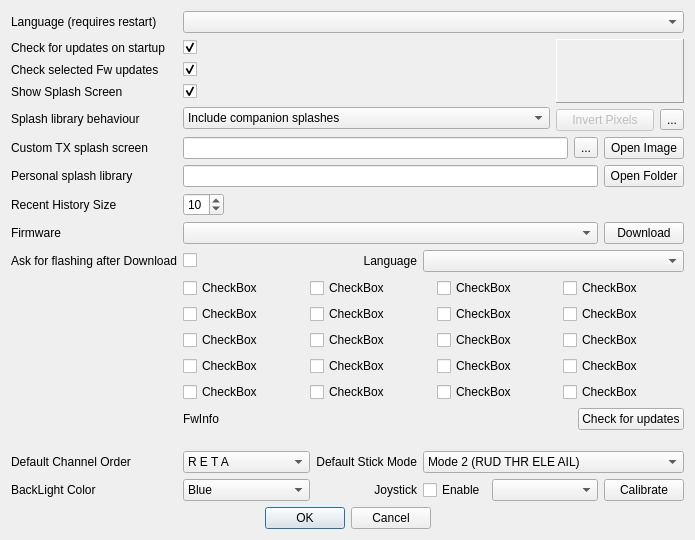
roberto1903/companion9x, file src/preferencesdialog.ui: the form before one commit.
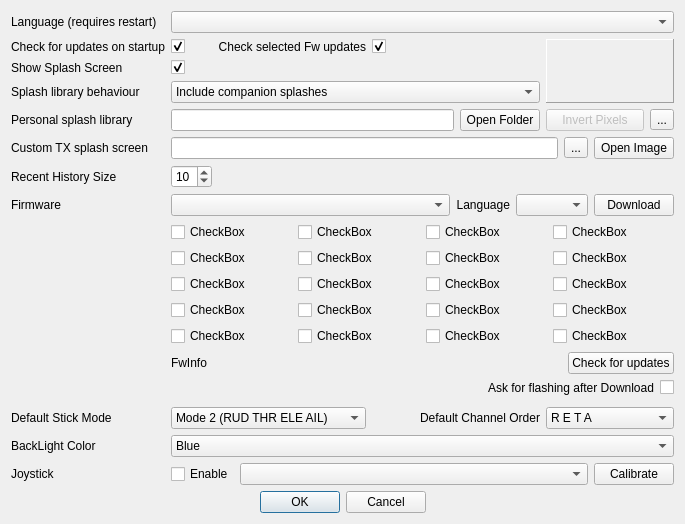
The form after the commit. Icons and pictures are not drawn.

Commit message: Support for ersky9x SPLASH Markers, small fix in preferences dialog

```diff
--- a/src/preferencesdialog.ui
+++ b/src/preferencesdialog.ui
@@ -6,19 +6,19 @@
    <rect>
     <x>0</x>
     <y>0</y>
-    <width>695</width>
-    <height>538</height>
+    <width>685</width>
+    <height>524</height>
    </rect>
   </property>
   <property name="sizePolicy">
-   <sizepolicy hsizetype="Minimum" vsizetype="MinimumExpanding">
+   <sizepolicy hsizetype="MinimumExpanding" vsizetype="Preferred">
     <horstretch>0</horstretch>
     <verstretch>0</verstretch>
    </sizepolicy>
   </property>
   <property name="minimumSize">
    <size>
-    <width>600</width>
+    <width>685</width>
     <height>0</height>
    </size>
   </property>
@@ -29,30 +29,69 @@
    <iconset resource="companion9x.qrc">
     <normaloff>:/images/preferences.png</normaloff>:/images/preferences.png</iconset>
   </property>
-  <layout class="QGridLayout" name="gridLayout_4" columnstretch="0,1,0,1,0">
-   <item row="6" column="1" colspan="4">
-    <layout class="QGridLayout" name="gridLayout_2">
-     <item row="0" column="0">
-      <widget class="QLineEdit" name="libraryPath">
-       <property name="enabled">
-        <bool>true</bool>
+  <layout class="QGridLayout" name="gridLayout_4" columnstretch="0,0,0,1,0">
+   <property name="sizeConstraint">
+    <enum>QLayout::SetMinimumSize</enum>
+   </property>
+   <item row="11" column="1" colspan="4">
+    <layout class="QHBoxLayout" name="horizontalLayout_5">
+     <item>
+      <widget class="QLabel" name="FwInfo">
+       <property name="sizePolicy">
+        <sizepolicy hsizetype="Expanding" vsizetype="Preferred">
+         <horstretch>0</horstretch>
+         <verstretch>0</verstretch>
+        </sizepolicy>
        </property>
-       <property name="readOnly">
-        <bool>true</bool>
+       <property name="text">
+        <string>FwInfo</string>
        </property>
       </widget>
      </item>
-     <item row="0" column="1">
-      <widget class="QPushButton" name="libraryPathButton">
+     <item>
+      <widget class="QPushButton" name="checkFWUpdates">
        <property name="text">
-        <string>Open Folder</string>
+        <string>Check for updates</string>
        </property>
       </widget>
      </item>
     </layout>
    </item>
-   <item row="2" column="1">
-    <widget class="QCheckBox" name="startupCheck_fw">
+   <item row="14" column="0" colspan="5">
+    <spacer name="verticalSpacer">
+     <property name="orientation">
+      <enum>Qt::Vertical</enum>
+     </property>
+     <property name="sizeHint" stdset="0">
+      <size>
+       <width>20</width>
+       <height>40</height>
+      </size>
+     </property>
+    </spacer>
+   </item>
+   <item row="15" column="3">
+    <widget class="QLabel" name="label_13">
+     <property name="text">
+      <string>Default Channel Order</string>
+     </property>
+     <property name="alignment">
+      <set>Qt::AlignRight|Qt::AlignTrailing|Qt::AlignVCenter</set>
+     </property>
+    </widget>
+   </item>
+   <item row="1" column="2">
+    <widget class="QLabel" name="label_7">
+     <property name="text">
+      <string>Check selected Fw updates</string>
+     </property>
+     <property name="alignment">
+      <set>Qt::AlignRight|Qt::AlignTrailing|Qt::AlignVCenter</set>
+     </property>
+    </widget>
+   </item>
+   <item row="1" column="1">
+    <widget class="QCheckBox" name="startupCheck_companion9x">
      <property name="text">
       <string/>
      </property>
@@ -61,14 +100,10 @@
      </property>
     </widget>
    </item>
-   <item row="9" column="1">
-    <widget class="QCheckBox" name="burnFirmware">
-     <property name="text">
-      <string/>
-     </property>
-    </widget>
+   <item row="0" column="1" colspan="4">
+    <widget class="QComboBox" name="locale_QB"/>
    </item>
-   <item row="4" column="1" colspan="3">
+   <item row="3" column="1" colspan="3">
     <widget class="QComboBox" name="splashincludeCB">
      <property name="sizePolicy">
       <sizepolicy hsizetype="MinimumExpanding" vsizetype="Fixed">
@@ -88,6 +123,347 @@
      </item>
     </widget>
    </item>
+   <item row="15" column="4">
+    <widget class="QComboBox" name="channelorderCB">
+     <property name="sizePolicy">
+      <sizepolicy hsizetype="MinimumExpanding" vsizetype="Fixed">
+       <horstretch>0</horstretch>
+       <verstretch>0</verstretch>
+      </sizepolicy>
+     </property>
+     <property name="minimumSize">
+      <size>
+       <width>0</width>
+       <height>0</height>
+      </size>
+     </property>
+     <property name="whatsThis">
+      <string>Channel order
+
+This is used by the templated to determine which channel goes to what number output.</string>
+     </property>
+     <property name="currentIndex">
+      <number>0</number>
+     </property>
+     <item>
+      <property name="text">
+       <string notr="true">R E T A</string>
+      </property>
+     </item>
+     <item>
+      <property name="text">
+       <string notr="true">R E A T</string>
+      </property>
+     </item>
+     <item>
+      <property name="text">
+       <string notr="true">R T E A</string>
+      </property>
+     </item>
+     <item>
+      <property name="text">
+       <string notr="true">R T A E</string>
+      </property>
+     </item>
+     <item>
+      <property name="text">
+       <string notr="true">R A E T</string>
+      </property>
+     </item>
+     <item>
+      <property name="text">
+       <string notr="true">R A T E</string>
+      </property>
+     </item>
+     <item>
+      <property name="text">
+       <string notr="true">E R T A</string>
+      </property>
+     </item>
+     <item>
+      <property name="text">
+       <string notr="true">E R A T</string>
+      </property>
+     </item>
+     <item>
+      <property name="text">
+       <string notr="true">E T R A</string>
+      </property>
+     </item>
+     <item>
+      <property name="text">
+       <string notr="true">E T A R</string>
+      </property>
+     </item>
+     <item>
+      <property name="text">
+       <string notr="true">E A R T</string>
+      </property>
+     </item>
+     <item>
+      <property name="text">
+       <string notr="true">E A T R</string>
+      </property>
+     </item>
+     <item>
+      <property name="text">
+       <string notr="true">T R E A</string>
+      </property>
+     </item>
+     <item>
+      <property name="text">
+       <string notr="true">T R A E</string>
+      </property>
+     </item>
+     <item>
+      <property name="text">
+       <string notr="true">T E R A</string>
+      </property>
+     </item>
+     <item>
+      <property name="text">
+       <string notr="true">T E A R</string>
+      </property>
+     </item>
+     <item>
+      <property name="text">
+       <string notr="true">T A R E</string>
+      </property>
+     </item>
+     <item>
+      <property name="text">
+       <string notr="true">T A E R</string>
+      </property>
+     </item>
+     <item>
+      <property name="text">
+       <string notr="true">A R E T</string>
+      </property>
+     </item>
+     <item>
+      <property name="text">
+       <string notr="true">A R T E</string>
+      </property>
+     </item>
+     <item>
+      <property name="text">
+       <string notr="true">A E R T</string>
+      </property>
+     </item>
+     <item>
+      <property name="text">
+       <string notr="true">A E T R</string>
+      </property>
+     </item>
+     <item>
+      <property name="text">
+       <string notr="true">A T R E</string>
+      </property>
+     </item>
+     <item>
+      <property name="text">
+       <string notr="true">A T E R</string>
+      </property>
+     </item>
+    </widget>
+   </item>
+   <item row="18" column="1" colspan="4">
+    <layout class="QHBoxLayout" name="horizontalLayout">
+     <item>
+      <widget class="QCheckBox" name="joystickChkB">
+       <property name="text">
+        <string>Enable</string>
+       </property>
+      </widget>
+     </item>
+     <item>
+      <widget class="QComboBox" name="joystickCB">
+       <property name="sizePolicy">
+        <sizepolicy hsizetype="MinimumExpanding" vsizetype="Fixed">
+         <horstretch>0</horstretch>
+         <verstretch>0</verstretch>
+        </sizepolicy>
+       </property>
+      </widget>
+     </item>
+     <item>
+      <widget class="QPushButton" name="joystickcalButton">
+       <property name="text">
+        <string>Calibrate</string>
+       </property>
+      </widget>
+     </item>
+    </layout>
+   </item>
+   <item row="5" column="1" colspan="4">
+    <layout class="QHBoxLayout" name="horizontalLayout_2">
+     <item>
+      <widget class="QLineEdit" name="SplashFileName">
+       <property name="enabled">
+        <bool>true</bool>
+       </property>
+       <property name="readOnly">
+        <bool>true</bool>
+       </property>
+      </widget>
+     </item>
+     <item>
+      <widget class="QToolButton" name="splashLibraryButton">
+       <property name="text">
+        <string>...</string>
+       </property>
+       <property name="icon">
+        <iconset resource="companion9x.qrc">
+         <normaloff>:/images/library.png</normaloff>:/images/library.png</iconset>
+       </property>
+      </widget>
+     </item>
+     <item>
+      <widget class="QPushButton" name="SplashSelect">
+       <property name="sizePolicy">
+        <sizepolicy hsizetype="Fixed" vsizetype="Fixed">
+         <horstretch>0</horstretch>
+         <verstretch>0</verstretch>
+        </sizepolicy>
+       </property>
+       <property name="text">
+        <string>Open Image</string>
+       </property>
+      </widget>
+     </item>
+    </layout>
+   </item>
+   <item row="2" column="1">
+    <widget class="QCheckBox" name="showSplash">
+     <property name="text">
+      <string/>
+     </property>
+     <property name="checked">
+      <bool>true</bool>
+     </property>
+    </widget>
+   </item>
+   <item row="2" column="0">
+    <widget class="QLabel" name="label_4">
+     <property name="sizePolicy">
+      <sizepolicy hsizetype="Preferred" vsizetype="Minimum">
+       <horstretch>0</horstretch>
+       <verstretch>0</verstretch>
+      </sizepolicy>
+     </property>
+     <property name="text">
+      <string>Show Splash Screen</string>
+     </property>
+    </widget>
+   </item>
+   <item row="8" column="1" colspan="4">
+    <layout class="QHBoxLayout" name="horizontalLayout_4" stretch="1,0,0,0">
+     <property name="sizeConstraint">
+      <enum>QLayout::SetMaximumSize</enum>
+     </property>
+     <item>
+      <widget class="QComboBox" name="downloadVerCB"/>
+     </item>
+     <item>
+      <widget class="QLabel" name="langLabel">
+       <property name="text">
+        <string>Language</string>
+       </property>
+       <property name="alignment">
+        <set>Qt::AlignRight|Qt::AlignTrailing|Qt::AlignVCenter</set>
+       </property>
+      </widget>
+     </item>
+     <item>
+      <widget class="QComboBox" name="langCombo">
+       <property name="sizePolicy">
+        <sizepolicy hsizetype="Preferred" vsizetype="Fixed">
+         <horstretch>0</horstretch>
+         <verstretch>0</verstretch>
+        </sizepolicy>
+       </property>
+      </widget>
+     </item>
+     <item>
+      <widget class="QPushButton" name="fw_dnld">
+       <property name="sizePolicy">
+        <sizepolicy hsizetype="Fixed" vsizetype="Fixed">
+         <horstretch>0</horstretch>
+         <verstretch>0</verstretch>
+        </sizepolicy>
+       </property>
+       <property name="text">
+        <string>Download</string>
+       </property>
+      </widget>
+     </item>
+    </layout>
+   </item>
+   <item row="17" column="1" colspan="4">
+    <widget class="QComboBox" name="backLightColor">
+     <item>
+      <property name="text">
+       <string>Blue</string>
+      </property>
+     </item>
+     <item>
+      <property name="text">
+       <string>Green</string>
+      </property>
+     </item>
+     <item>
+      <property name="text">
+       <string>Red</string>
+      </property>
+     </item>
+     <item>
+      <property name="text">
+       <string>Orange</string>
+      </property>
+     </item>
+     <item>
+      <property name="text">
+       <string>Yellow</string>
+      </property>
+     </item>
+    </widget>
+   </item>
+   <item row="15" column="0">
+    <widget class="QLabel" name="label_14">
+     <property name="sizePolicy">
+      <sizepolicy hsizetype="Preferred" vsizetype="Minimum">
+       <horstretch>0</horstretch>
+       <verstretch>0</verstretch>
+      </sizepolicy>
+     </property>
+     <property name="text">
+      <string>Default Stick Mode</string>
+     </property>
+    </widget>
+   </item>
+   <item row="1" column="3">
+    <widget class="QCheckBox" name="startupCheck_fw">
+     <property name="text">
+      <string/>
+     </property>
+     <property name="checked">
+      <bool>true</bool>
+     </property>
+    </widget>
+   </item>
+   <item row="3" column="0">
+    <widget class="QLabel" name="label_10">
+     <property name="sizePolicy">
+      <sizepolicy hsizetype="Preferred" vsizetype="Minimum">
+       <horstretch>0</horstretch>
+       <verstretch>0</verstretch>
+      </sizepolicy>
+     </property>
+     <property name="text">
+      <string>Splash library behaviour</string>
+     </property>
+    </widget>
+   </item>
    <item row="7" column="1">
     <widget class="QSpinBox" name="historySize">
      <property name="sizePolicy">
@@ -104,56 +480,27 @@
      </property>
     </widget>
    </item>
-   <item row="3" column="1">
-    <widget class="QCheckBox" name="showSplash">
+   <item row="0" column="0">
+    <widget class="QLabel" name="label">
+     <property name="sizePolicy">
+      <sizepolicy hsizetype="Preferred" vsizetype="Minimum">
+       <horstretch>0</horstretch>
+       <verstretch>0</verstretch>
+      </sizepolicy>
+     </property>
      <property name="text">
-      <string/>
-     </property>
-     <property name="checked">
-      <bool>true</bool>
+      <string>Language (requires restart)</string>
      </property>
     </widget>
    </item>
-   <item row="5" column="1" colspan="4">
-    <layout class="QHBoxLayout" name="horizontalLayout_2">
-     <item>
-      <widget class="QLineEdit" name="SplashFileName">
-       <property name="enabled">
-        <bool>true</bool>
-       </property>
-       <property name="readOnly">
-        <bool>true</bool>
-       </property>
-      </widget>
-     </item>
-     <item>
-      <widget class="QToolButton" name="splashLibraryButton">
-       <property name="text">
-        <string>...</string>
-       </property>
-       <property name="icon">
-        <iconset resource="companion9x.qrc">
-         <normaloff>:/images/library.png</normaloff>:/images/library.png</iconset>
-       </property>
-      </widget>
-     </item>
-     <item>
-      <widget class="QPushButton" name="SplashSelect">
-       <property name="sizePolicy">
-        <sizepolicy hsizetype="Fixed" vsizetype="Fixed">
-         <horstretch>0</horstretch>
-         <verstretch>0</verstretch>
-        </sizepolicy>
-       </property>
-       <property name="text">
-        <string>Open Image</string>
-       </property>
-      </widget>
-     </item>
-    </layout>
-   </item>
    <item row="1" column="0">
     <widget class="QLabel" name="label_2">
+     <property name="sizePolicy">
+      <sizepolicy hsizetype="Preferred" vsizetype="Minimum">
+       <horstretch>0</horstretch>
+       <verstretch>0</verstretch>
+      </sizepolicy>
+     </property>
      <property name="text">
       <string>Check for updates on startup</string>
      </property>
@@ -161,7 +508,7 @@
    </item>
    <item row="1" column="4" rowspan="4">
     <layout class="QGridLayout" name="gridLayout_3" columnstretch="0,0">
-     <item row="0" column="0" colspan="2">
+     <item row="1" column="0" colspan="2">
       <widget class="QLabel" name="imageLabel">
        <property name="sizePolicy">
         <sizepolicy hsizetype="Minimum" vsizetype="Minimum">
@@ -216,51 +563,32 @@
        </property>
       </widget>
      </item>
-     <item row="1" column="0">
+     <item row="0" column="0" colspan="2">
       <spacer name="verticalSpacer_2">
        <property name="orientation">
         <enum>Qt::Vertical</enum>
        </property>
+       <property name="sizeType">
+        <enum>QSizePolicy::Expanding</enum>
+       </property>
        <property name="sizeHint" stdset="0">
         <size>
-         <width>20</width>
-         <height>40</height>
+         <width>2</width>
+         <height>2</height>
         </size>
        </property>
       </spacer>
      </item>
     </layout>
    </item>
-   <item row="3" column="0">
-    <widget class="QLabel" name="label_4">
-     <property name="text">
-      <string>Show Splash Screen</string>
-     </property>
-    </widget>
-   </item>
-   <item row="4" column="0">
-    <widget class="QLabel" name="label_10">
-     <property name="text">
-      <string>Splash library behaviour</string>
-     </property>
-    </widget>
-   </item>
-   <item row="5" column="0">
-    <widget class="QLabel" name="label_8">
-     <property name="text">
-      <string>Custom TX splash screen</string>
-     </property>
-    </widget>
-   </item>
-   <item row="6" column="0">
-    <widget class="QLabel" name="label_9">
-     <property name="text">
-      <string>Personal splash library</string>
-     </property>
-    </widget>
-   </item>
    <item row="7" column="0">
     <widget class="QLabel" name="label_5">
+     <property name="sizePolicy">
+      <sizepolicy hsizetype="Preferred" vsizetype="Minimum">
+       <horstretch>0</horstretch>
+       <verstretch>0</verstretch>
+      </sizepolicy>
+     </property>
      <property name="text">
       <string>Recent History Size</string>
      </property>
@@ -268,30 +596,45 @@
    </item>
    <item row="8" column="0">
     <widget class="QLabel" name="label_6">
+     <property name="sizePolicy">
+      <sizepolicy hsizetype="Preferred" vsizetype="Minimum">
+       <horstretch>0</horstretch>
+       <verstretch>0</verstretch>
+      </sizepolicy>
+     </property>
      <property name="text">
       <string>Firmware</string>
      </property>
     </widget>
    </item>
-   <item row="14" column="0">
-    <widget class="QLabel" name="label_13">
-     <property name="text">
-      <string>Default Channel Order</string>
-     </property>
-    </widget>
-   </item>
-   <item row="16" column="0">
+   <item row="17" column="0">
     <widget class="QLabel" name="label_3">
+     <property name="sizePolicy">
+      <sizepolicy hsizetype="Preferred" vsizetype="Minimum">
+       <horstretch>0</horstretch>
+       <verstretch>0</verstretch>
+      </sizepolicy>
+     </property>
      <property name="text">
       <string>BackLight Color</string>
      </property>
     </widget>
    </item>
-   <item row="18" column="0" colspan="5">
+   <item row="18" column="0">
+    <widget class="QLabel" name="label_11">
+     <property name="sizePolicy">
+      <sizepolicy hsizetype="Preferred" vsizetype="Minimum">
+       <horstretch>0</horstretch>
+       <verstretch>0</verstretch>
+      </sizepolicy>
+     </property>
+     <property name="text">
+      <string>Joystick</string>
+     </property>
+    </widget>
+   </item>
+   <item row="19" column="0" colspan="5">
     <layout class="QHBoxLayout" name="horizontalLayout_3">
-     <property name="sizeConstraint">
-      <enum>QLayout::SetMaximumSize</enum>
-     </property>
      <item>
       <spacer name="horizontalSpacer_3">
        <property name="orientation">
@@ -333,29 +676,6 @@
      </item>
     </layout>
    </item>
-   <item row="13" column="3">
-    <spacer name="verticalSpacer">
-     <property name="orientation">
-      <enum>Qt::Vertical</enum>
-     </property>
-     <property name="sizeType">
-      <enum>QSizePolicy::MinimumExpanding</enum>
-     </property>
-     <property name="sizeHint" stdset="0">
-      <size>
-       <width>20</width>
-       <height>15</height>
-      </size>
-     </property>
-    </spacer>
-   </item>
-   <item row="9" column="0">
-    <widget class="QLabel" name="label_12">
-     <property name="text">
-      <string>Ask for flashing after Download</string>
-     </property>
-    </widget>
-   </item>
    <item row="10" column="1" colspan="4">
     <layout class="QGridLayout" name="gridLayout" columnstretch="1,1,1,1">
      <property name="sizeConstraint">
@@ -521,322 +841,7 @@
      </item>
     </layout>
    </item>
-   <item row="11" column="1" colspan="4">
-    <layout class="QHBoxLayout" name="horizontalLayout_5">
-     <item>
-      <widget class="QLabel" name="FwInfo">
-       <property name="sizePolicy">
-        <sizepolicy hsizetype="Expanding" vsizetype="Preferred">
-         <horstretch>0</horstretch>
-         <verstretch>0</verstretch>
-        </sizepolicy>
-       </property>
-       <property name="text">
-        <string>FwInfo</string>
-       </property>
-      </widget>
-     </item>
-     <item>
-      <widget class="QPushButton" name="checkFWUpdates">
-       <property name="text">
-        <string>Check for updates</string>
-       </property>
-      </widget>
-     </item>
-    </layout>
-   </item>
-   <item row="8" column="1" colspan="4">
-    <layout class="QHBoxLayout" name="horizontalLayout_4">
-     <property name="sizeConstraint">
-      <enum>QLayout::SetMaximumSize</enum>
-     </property>
-     <item>
-      <widget class="QComboBox" name="downloadVerCB"/>
-     </item>
-     <item>
-      <widget class="QPushButton" name="fw_dnld">
-       <property name="sizePolicy">
-        <sizepolicy hsizetype="Fixed" vsizetype="Fixed">
-         <horstretch>0</horstretch>
-         <verstretch>0</verstretch>
-        </sizepolicy>
-       </property>
-       <property name="text">
-        <string>Download</string>
-       </property>
-      </widget>
-     </item>
-    </layout>
-   </item>
-   <item row="0" column="1" colspan="4">
-    <widget class="QComboBox" name="locale_QB"/>
-   </item>
-   <item row="1" column="1">
-    <widget class="QCheckBox" name="startupCheck_companion9x">
-     <property name="text">
-      <string/>
-     </property>
-     <property name="checked">
-      <bool>true</bool>
-     </property>
-    </widget>
-   </item>
-   <item row="0" column="0">
-    <widget class="QLabel" name="label">
-     <property name="text">
-      <string>Language (requires restart)</string>
-     </property>
-    </widget>
-   </item>
-   <item row="9" column="2">
-    <widget class="QLabel" name="label_15">
-     <property name="text">
-      <string>Language</string>
-     </property>
-     <property name="alignment">
-      <set>Qt::AlignRight|Qt::AlignTrailing|Qt::AlignVCenter</set>
-     </property>
-    </widget>
-   </item>
-   <item row="9" column="3" colspan="2">
-    <widget class="QComboBox" name="langCombo">
-     <property name="sizePolicy">
-      <sizepolicy hsizetype="Preferred" vsizetype="Fixed">
-       <horstretch>0</horstretch>
-       <verstretch>0</verstretch>
-      </sizepolicy>
-     </property>
-    </widget>
-   </item>
-   <item row="2" column="0">
-    <widget class="QLabel" name="label_7">
-     <property name="text">
-      <string>Check selected Fw updates</string>
-     </property>
-    </widget>
-   </item>
-   <item row="14" column="1">
-    <widget class="QComboBox" name="channelorderCB">
-     <property name="sizePolicy">
-      <sizepolicy hsizetype="MinimumExpanding" vsizetype="Fixed">
-       <horstretch>0</horstretch>
-       <verstretch>0</verstretch>
-      </sizepolicy>
-     </property>
-     <property name="minimumSize">
-      <size>
-       <width>0</width>
-       <height>0</height>
-      </size>
-     </property>
-     <property name="whatsThis">
-      <string>Channel order
-
-This is used by the templated to determine which channel goes to what number output.</string>
-     </property>
-     <property name="currentIndex">
-      <number>0</number>
-     </property>
-     <item>
-      <property name="text">
-       <string notr="true">R E T A</string>
-      </property>
-     </item>
-     <item>
-      <property name="text">
-       <string notr="true">R E A T</string>
-      </property>
-     </item>
-     <item>
-      <property name="text">
-       <string notr="true">R T E A</string>
-      </property>
-     </item>
-     <item>
-      <property name="text">
-       <string notr="true">R T A E</string>
-      </property>
-     </item>
-     <item>
-      <property name="text">
-       <string notr="true">R A E T</string>
-      </property>
-     </item>
-     <item>
-      <property name="text">
-       <string notr="true">R A T E</string>
-      </property>
-     </item>
-     <item>
-      <property name="text">
-       <string notr="true">E R T A</string>
-      </property>
-     </item>
-     <item>
-      <property name="text">
-       <string notr="true">E R A T</string>
-      </property>
-     </item>
-     <item>
-      <property name="text">
-       <string notr="true">E T R A</string>
-      </property>
-     </item>
-     <item>
-      <property name="text">
-       <string notr="true">E T A R</string>
-      </property>
-     </item>
-     <item>
-      <property name="text">
-       <string notr="true">E A R T</string>
-      </property>
-     </item>
-     <item>
-      <property name="text">
-       <string notr="true">E A T R</string>
-      </property>
-     </item>
-     <item>
-      <property name="text">
-       <string notr="true">T R E A</string>
-      </property>
-     </item>
-     <item>
-      <property name="text">
-       <string notr="true">T R A E</string>
-      </property>
-     </item>
-     <item>
-      <property name="text">
-       <string notr="true">T E R A</string>
-      </property>
-     </item>
-     <item>
-      <property name="text">
-       <string notr="true">T E A R</string>
-      </property>
-     </item>
-     <item>
-      <property name="text">
-       <string notr="true">T A R E</string>
-      </property>
-     </item>
-     <item>
-      <property name="text">
-       <string notr="true">T A E R</string>
-      </property>
-     </item>
-     <item>
-      <property name="text">
-       <string notr="true">A R E T</string>
-      </property>
-     </item>
-     <item>
-      <property name="text">
-       <string notr="true">A R T E</string>
-      </property>
-     </item>
-     <item>
-      <property name="text">
-       <string notr="true">A E R T</string>
-      </property>
-     </item>
-     <item>
-      <property name="text">
-       <string notr="true">A E T R</string>
-      </property>
-     </item>
-     <item>
-      <property name="text">
-       <string notr="true">A T R E</string>
-      </property>
-     </item>
-     <item>
-      <property name="text">
-       <string notr="true">A T E R</string>
-      </property>
-     </item>
-    </widget>
-   </item>
-   <item row="16" column="1">
-    <widget class="QComboBox" name="backLightColor">
-     <item>
-      <property name="text">
-       <string>Blue</string>
-      </property>
-     </item>
-     <item>
-      <property name="text">
-       <string>Green</string>
-      </property>
-     </item>
-     <item>
-      <property name="text">
-       <string>Red</string>
-      </property>
-     </item>
-     <item>
-      <property name="text">
-       <string>Orange</string>
-      </property>
-     </item>
-     <item>
-      <property name="text">
-       <string>Yellow</string>
-      </property>
-     </item>
-    </widget>
-   </item>
-   <item row="16" column="2">
-    <widget class="QLabel" name="label_11">
-     <property name="text">
-      <string>Joystick</string>
-     </property>
-     <property name="alignment">
-      <set>Qt::AlignRight|Qt::AlignTrailing|Qt::AlignVCenter</set>
-     </property>
-    </widget>
-   </item>
-   <item row="16" column="3" colspan="2">
-    <layout class="QHBoxLayout" name="horizontalLayout">
-     <item>
-      <widget class="QCheckBox" name="joystickChkB">
-       <property name="text">
-        <string>Enable</string>
-       </property>
-      </widget>
-     </item>
-     <item>
-      <widget class="QComboBox" name="joystickCB">
-       <property name="sizePolicy">
-        <sizepolicy hsizetype="MinimumExpanding" vsizetype="Fixed">
-         <horstretch>0</horstretch>
-         <verstretch>0</verstretch>
-        </sizepolicy>
-       </property>
-      </widget>
-     </item>
-     <item>
-      <widget class="QPushButton" name="joystickcalButton">
-       <property name="text">
-        <string>Calibrate</string>
-       </property>
-      </widget>
-     </item>
-    </layout>
-   </item>
-   <item row="14" column="2">
-    <widget class="QLabel" name="label_14">
-     <property name="text">
-      <string>Default Stick Mode</string>
-     </property>
-     <property name="alignment">
-      <set>Qt::AlignRight|Qt::AlignTrailing|Qt::AlignVCenter</set>
-     </property>
-    </widget>
-   </item>
-   <item row="14" column="3" colspan="2">
+   <item row="15" column="1" colspan="2">
     <widget class="QComboBox" name="stickmodeCB">
      <property name="whatsThis">
       <string>Mode selection:
@@ -884,6 +889,80 @@
      </item>
     </widget>
    </item>
+   <item row="5" column="0">
+    <widget class="QLabel" name="label_8">
+     <property name="sizePolicy">
+      <sizepolicy hsizetype="Preferred" vsizetype="Minimum">
+       <horstretch>0</horstretch>
+       <verstretch>0</verstretch>
+      </sizepolicy>
+     </property>
+     <property name="text">
+      <string>Custom TX splash screen</string>
+     </property>
+    </widget>
+   </item>
+   <item row="4" column="0">
+    <widget class="QLabel" name="label_9">
+     <property name="sizePolicy">
+      <sizepolicy hsizetype="Preferred" vsizetype="Minimum">
+       <horstretch>0</horstretch>
+       <verstretch>0</verstretch>
+      </sizepolicy>
+     </property>
+     <property name="text">
+      <string>Personal splash library</string>
+     </property>
+    </widget>
+   </item>
+   <item row="4" column="1" colspan="3">
+    <layout class="QGridLayout" name="gridLayout_2">
+     <item row="0" column="0">
+      <widget class="QLineEdit" name="libraryPath">
+       <property name="enabled">
+        <bool>true</bool>
+       </property>
+       <property name="readOnly">
+        <bool>true</bool>
+       </property>
+      </widget>
+     </item>
+     <item row="0" column="1">
+      <widget class="QPushButton" name="libraryPathButton">
+       <property name="text">
+        <string>Open Folder</string>
+       </property>
+      </widget>
+     </item>
+    </layout>
+   </item>
+   <item row="12" column="1" colspan="4">
+    <layout class="QHBoxLayout" name="horizontalLayout_6" stretch="1,0">
+     <item>
+      <widget class="QLabel" name="label_12">
+       <property name="sizePolicy">
+        <sizepolicy hsizetype="Preferred" vsizetype="Minimum">
+         <horstretch>0</horstretch>
+         <verstretch>0</verstretch>
+        </sizepolicy>
+       </property>
+       <property name="text">
+        <string>Ask for flashing after Download</string>
+       </property>
+       <property name="alignment">
+        <set>Qt::AlignRight|Qt::AlignTrailing|Qt::AlignVCenter</set>
+       </property>
+      </widget>
+     </item>
+     <item>
+      <widget class="QCheckBox" name="burnFirmware">
+       <property name="text">
+        <string/>
+       </property>
+      </widget>
+     </item>
+    </layout>
+   </item>
   </layout>
   <zorder>label_2</zorder>
   <zorder>label_7</zorder>
```
Left out of the diff: 139 changed lines with no effect on the pictures. The commit also changes 3 other files.
